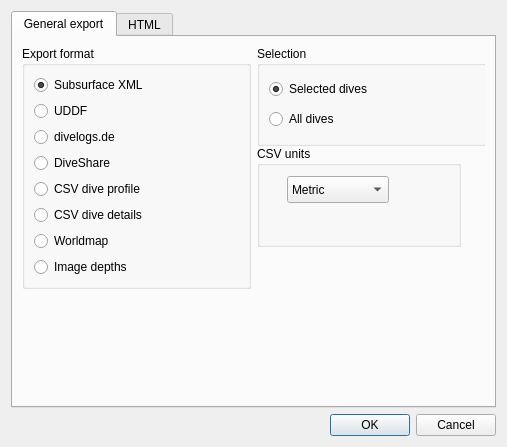
Before: the Qt Designer form qt-ui/divelogexportdialog.ui in subsurface/subsurface, drawn with Qt 5.
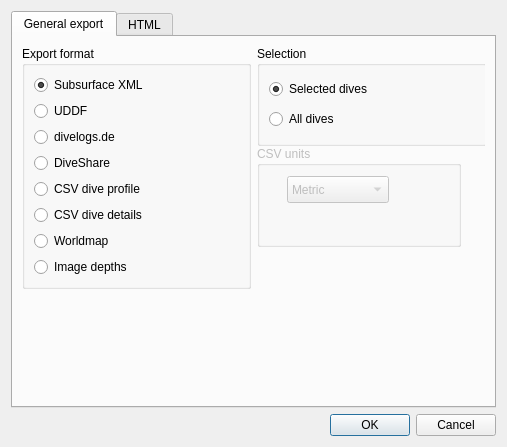
After: the same form once the commit is applied. Icons and pictures are not drawn.

Commit message:
Enable and disable unit selection
Unit selection is supported only for CSV exports, thus enabling the
selection only for those.

Diff of the .ui file:
```diff
--- a/qt-ui/divelogexportdialog.ui
+++ b/qt-ui/divelogexportdialog.ui
@@ -233,6 +233,9 @@
           </layout>
          </widget>
          <widget class="QGroupBox" name="groupBox">
+           <property name="enabled">
+             <bool>false</bool>
+           </property>
           <property name="geometry">
            <rect>
             <x>0</x>
```
Left out of the diff: 12 changed lines with no effect on the pictures.
